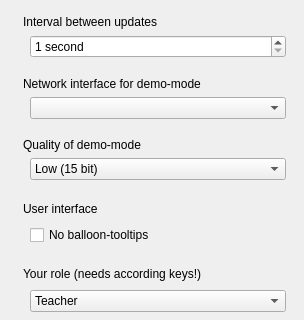
veyon/veyon, file ima/dialogs/config.ui: the form before one commit; both pictures show x 0 to 304 and y 0 to 320 of the 304 by 610 pixel window.
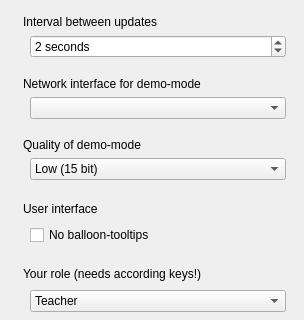
The form after the commit. Icons and pictures are not drawn.

```diff
--- a/ima/dialogs/config.ui
+++ b/ima/dialogs/config.ui
@@ -113,7 +113,7 @@
            <number>1</number>
           </property>
           <property name="value" >
-           <number>1</number>
+           <number>2</number>
           </property>
          </widget>
         </item>
```
